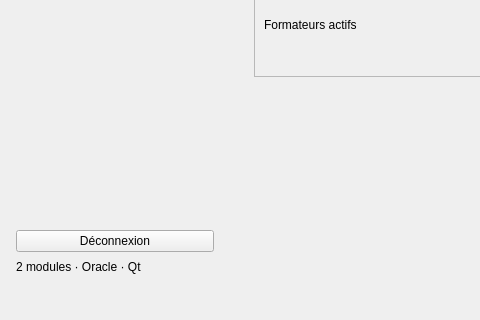
Old version of the form ui/gcentreformation.ui in the repository shams-glitch/formaPlus; both pictures show x 0 to 480 and y 540 to 860 of the 1400 by 860 pixel window.
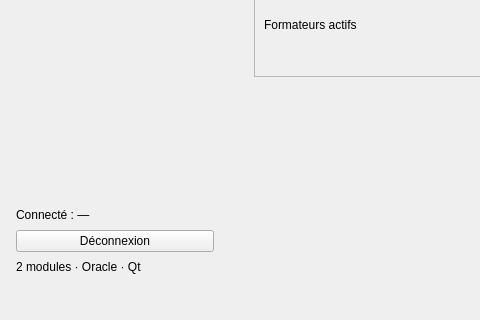
New version of the form.

The edit to the form file:
```diff
--- a/ui/gcentreformation.ui
+++ b/ui/gcentreformation.ui
@@ -136,6 +136,16 @@
          </property>
         </spacer>
        </item>
+       <item>
+        <widget class="QLabel" name="lblConnecte">
+         <property name="wordWrap">
+          <bool>true</bool>
+         </property>
+         <property name="text">
+          <string>Connecté : —</string>
+         </property>
+        </widget>
+       </item>
        <item>
         <widget class="QPushButton" name="btnDeconnexion">
          <property name="text">
```
